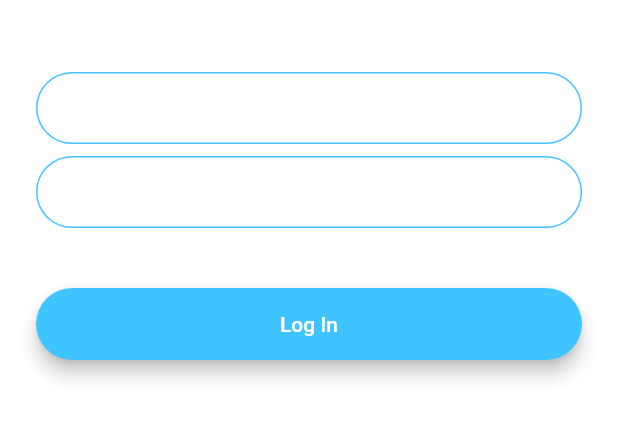
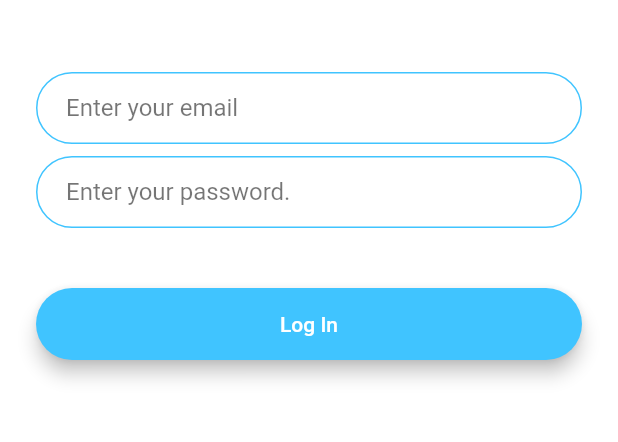
Before and after one commit to HarmanSran/clothing, a Flutter app: the screen it shows after launch, after a tap on "Log In", on a phone screen of 412 x 824 dp, the part 576-1018 px from its top. Run offline on Flutter 3.47's test engine with Material 2 defaults, Android fonts, the light colour scheme and no system bars; our stand-ins replace audioplayers, flutter_spinkit, font_awesome_flutter, geolocator, rflutter_alert.

Commit message:
animation loop

```diff
--- a/flash-chat/lib/main.dart
+++ b/flash-chat/lib/main.dart
@@ -10,11 +10,7 @@ class FlashChat extends StatelessWidget {
   @override
   Widget build(BuildContext context) {
     return MaterialApp(
-        theme: ThemeData.dark().copyWith(
-          textTheme: TextTheme(
-            bodyText1: TextStyle(color: Colors.black54),
-          ),
-        ),
+        theme: ThemeData.dark(),
         initialRoute: WelcomeScreen.id,
         routes: {
           WelcomeScreen.id: (context) => WelcomeScreen(),
--- a/flash-chat/lib/screens/login_screen.dart
+++ b/flash-chat/lib/screens/login_screen.dart
@@ -18,9 +18,12 @@ class _LoginScreenState extends State<LoginScreen> {
           mainAxisAlignment: MainAxisAlignment.center,
           crossAxisAlignment: CrossAxisAlignment.stretch,
           children: <Widget>[
-            Container(
-              height: 200.0,
-              child: Image.asset('images/logo.png'),
+            Hero(
+              tag: 'logo',
+              child: Container(
+                height: 200.0,
+                child: Image.asset('images/logo.png'),
+              ),
             ),
             SizedBox(
               height: 48.0,
@@ -31,6 +34,9 @@ class _LoginScreenState extends State<LoginScreen> {
               },
               decoration: InputDecoration(
                 hintText: 'Enter your email',
+                hintStyle: TextStyle(
+                  color: Colors.black54,
+                ),
                 contentPadding:
                     EdgeInsets.symmetric(vertical: 10.0, horizontal: 20.0),
                 border: OutlineInputBorder(
@@ -57,6 +63,9 @@ class _LoginScreenState extends State<LoginScreen> {
               },
               decoration: InputDecoration(
                 hintText: 'Enter your password.',
+                hintStyle: TextStyle(
+                  color: Colors.black54,
+                ),
                 contentPadding:
                     EdgeInsets.symmetric(vertical: 10.0, horizontal: 20.0),
                 border: OutlineInputBorder(
--- a/flash-chat/lib/screens/welcome_screen.dart
+++ b/flash-chat/lib/screens/welcome_screen.dart
@@ -9,7 +9,43 @@ class WelcomeScreen extends StatefulWidget {
   _WelcomeScreenState createState() => _WelcomeScreenState();
 }
 
-class _WelcomeScreenState extends State<WelcomeScreen> {
+class _WelcomeScreenState extends State<WelcomeScreen>
+    with SingleTickerProviderStateMixin {
+  AnimationController controller;
+  Animation animation;
+
+  @override
+  void initState() {
+    super.initState();
+
+    controller = AnimationController(
+      duration: Duration(seconds: 1),
+      vsync: this,
+    );
+
+    animation = CurvedAnimation(parent: controller, curve: Curves.easeIn);
+
+    controller.forward();
+
+    animation.addStatusListener((status) {
+      if (status == AnimationStatus.completed) {
+        controller.reverse(from: 1.0);
+      } else if (status == AnimationStatus.dismissed) {
+        controller.forward();
+      }
+    });
+
+    controller.addListener(() {
+      setState(() {});
+    });
+  }
+
+  @override
+  void dispose() {
+    controller.dispose();
+    super.dispose();
+  }
+
   @override
   Widget build(BuildContext context) {
     return Scaffold(
@@ -22,15 +58,19 @@ class _WelcomeScreenState extends State<WelcomeScreen> {
           children: <Widget>[
             Row(
               children: <Widget>[
-                Container(
-                  child: Image.asset('images/logo.png'),
-                  height: 60.0,
+                Hero(
+                  tag: 'logo',
+                  child: Container(
+                    child: Image.asset('images/logo.png'),
+                    height: animation.value * 100,
+                  ),
                 ),
                 Text(
                   'Flash Chat',
                   style: TextStyle(
                     fontSize: 45.0,
                     fontWeight: FontWeight.w900,
+                    color: Colors.black54,
                   ),
                 ),
               ],
```
Also changed, not shown: flash-chat/lib/screens/registration_screen.dart (+12 -3 lines).
